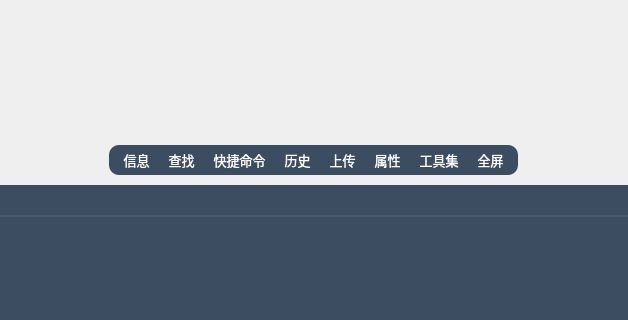
First picture: the form in source/sshwidget.ui, repository HuaGouFdog/Fdog-Kit, before the edit; both pictures show x 457 to 1085 and y 207 to 527 of the 1391 by 699 pixel window.
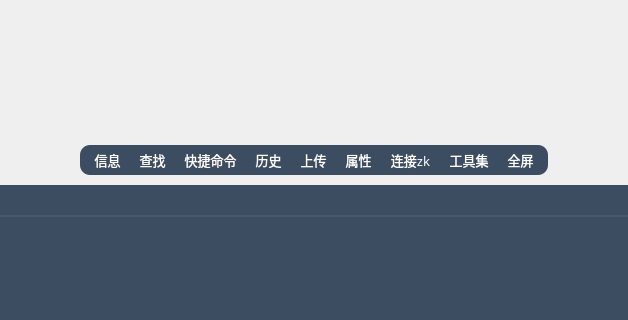
Second picture: the form after the edit. Icons and pictures are not drawn.

What changed in the file:
```diff
--- a/source/sshwidget.ui
+++ b/source/sshwidget.ui
@@ -1447,7 +1447,7 @@
                   </property>
                   <property name="maximumSize">
                    <size>
-                    <width>450</width>
+                    <width>500</width>
                     <height>30</height>
                    </size>
                   </property>
@@ -1663,6 +1663,41 @@
                      </property>
                     </widget>
                    </item>
+                   <item>
+                    <widget class="QToolButton" name="toolButton_zk">
+                     <property name="font">
+                      <font>
+                       <family>OPPOSans B</family>
+                       <pointsize>10</pointsize>
+                       <stylestrategy>PreferAntialias</stylestrategy>
+                      </font>
+                     </property>
+                     <property name="contextMenuPolicy">
+                      <enum>Qt::DefaultContextMenu</enum>
+                     </property>
+                     <property name="styleSheet">
+                      <string notr="true">QToolButton {
+	color: rgb(255, 255, 255);
+	background-color: rgba(255, 255, 255, 0);
+	border: none;
+}
+
+QToolButton::menu-indicator { 
+	image: None;
+}
+
+ 
+QToolButton:hover {
+	color: rgb(255, 255, 255);
+	background-color: rgba(255, 255, 255, 0);
+	border: none;
+}</string>
+                     </property>
+                     <property name="text">
+                      <string>连接zk</string>
+                     </property>
+                    </widget>
+                   </item>
                    <item>
                     <widget class="QToolButton" name="toolButton_toolkit">
                      <property name="font">
```
